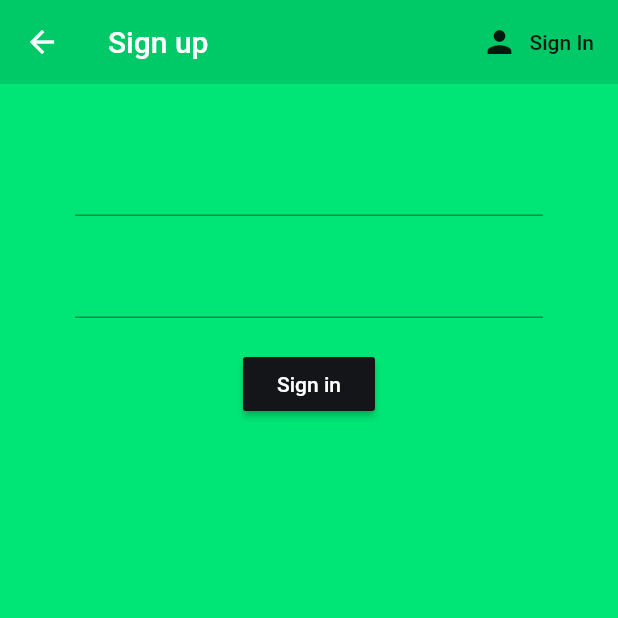
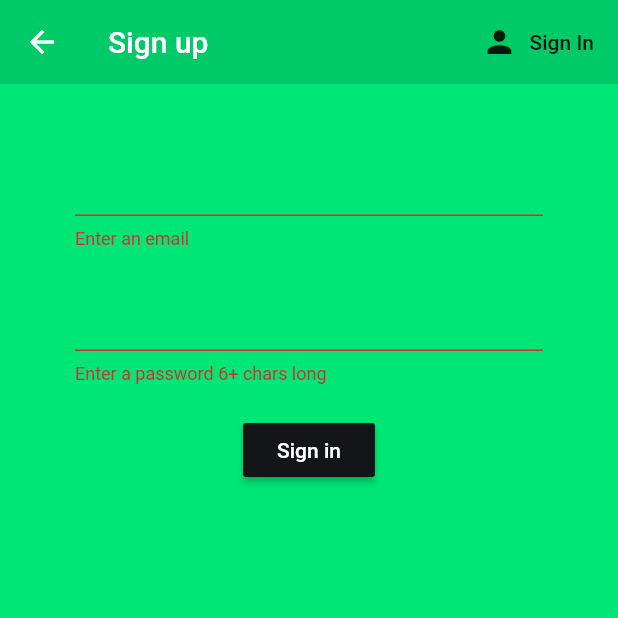
Before and after one commit to maurosterpin/brew-crew, a Flutter app: the Register screen opened directly with empty values, after a tap on "Sign in", on a phone screen of 412 x 824 dp, the top half of it. Run offline on Flutter 3.47's test engine with Material 2 defaults, Android fonts, the phone set to English and light mode, and no system bars; our stand-ins replace firebase_auth, firebase_core, hexcolor; accounts and stored records are empty.

Commit message:
validator

```diff
--- a/lib/screens/authenticate/register.dart
+++ b/lib/screens/authenticate/register.dart
@@ -16,6 +16,7 @@ class Register extends StatefulWidget {
 class _RegisterState extends State<Register> {
 
   final AuthService _auth = AuthService();
+  final _formKey = GlobalKey<FormState>();
 
   // text field states
   String email = '';
@@ -42,10 +43,12 @@ class _RegisterState extends State<Register> {
       body: Container(
         padding: EdgeInsets.symmetric(vertical: 20.0, horizontal: 50.0),
         child: Form(
+          key: _formKey,
           child: Column(
             children: <Widget>[
               SizedBox(height: 20.0),
               TextFormField(
+                validator: (val) => val!.isEmpty ? 'Enter an email' : null,
                 onChanged: (val) {
                   setState(() => email = val);
                 },
@@ -53,6 +56,7 @@ class _RegisterState extends State<Register> {
               SizedBox(height: 20.0),
               TextFormField(
                 obscureText: true,
+                validator: (val) => val!.length < 6 ? 'Enter a password 6+ chars long' : null,
                 onChanged: (val) {
                   setState(() => password = val);
                 },
@@ -65,9 +69,11 @@ class _RegisterState extends State<Register> {
                   style: TextStyle(color: Colors.white),
                 ),
                 onPressed: () async {
-                  print(email);
-                  print(password);
-                },
+                  if (_formKey.currentState!.validate()){
+                    print(email);
+                    print(password);
+                  }
+                }
               )
             ],
           ),
```
